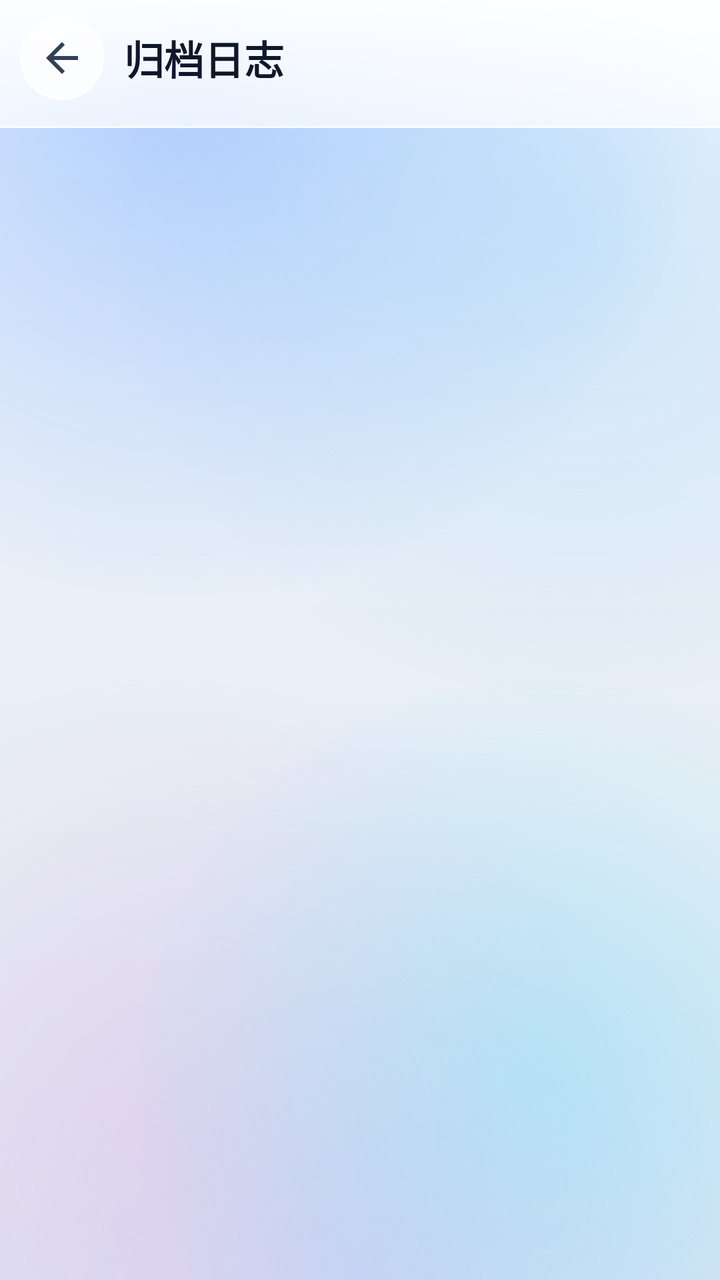
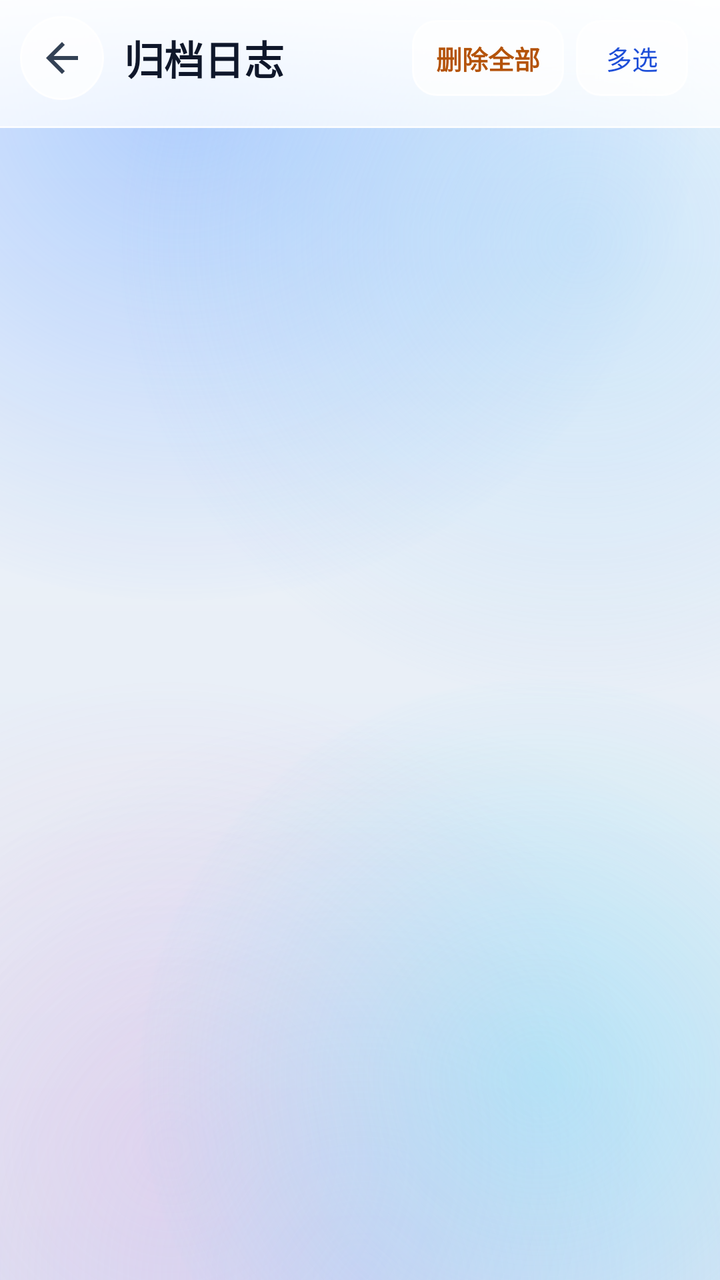

The first picture is an Android layout as it rendered before a commit; the second is the same layout after the commit. The layout source and the unified diff follow.
<!-- AndroidManifest.xml: application theme Theme.SmartSchedule -->
<!-- res/layout/activity_archive.xml -->
<?xml version="1.0" encoding="utf-8"?>
<FrameLayout xmlns:android="http://schemas.android.com/apk/res/android"
    xmlns:app="http://schemas.android.com/apk/res-auto"
    android:id="@+id/root"
    android:layout_width="match_parent"
    android:layout_height="match_parent">

    <include
        layout="@layout/view_acrylic_bg"
        android:layout_width="match_parent"
        android:layout_height="match_parent" />

    <LinearLayout
        android:layout_width="match_parent"
        android:layout_height="match_parent"
        android:orientation="vertical">

        <LinearLayout
            android:layout_width="match_parent"
            android:layout_height="wrap_content"
            android:background="@drawable/bg_acrylic_header"
            android:elevation="4dp"
            android:orientation="vertical"
            android:paddingBottom="14dp">

            <View
                android:id="@+id/statusBarSpace"
                android:layout_width="match_parent"
                android:layout_height="0dp" />

            <LinearLayout
                android:layout_width="match_parent"
                android:layout_height="wrap_content"
                android:gravity="center_vertical"
                android:orientation="horizontal"
                android:paddingStart="10dp"
                android:paddingTop="8dp"
                android:paddingEnd="16dp">

                <ImageButton
                    android:id="@+id/btnBack"
                    android:layout_width="42dp"
                    android:layout_height="42dp"
                    android:background="@drawable/bg_glass_circle"
                    android:contentDescription="@string/cancel"
                    android:padding="9dp"
                    android:src="@drawable/ic_back" />

                <TextView
                    android:layout_width="wrap_content"
                    android:layout_height="wrap_content"
                    android:layout_marginStart="10dp"
                    android:text="@string/archive_title"
                    android:textColor="@color/text_primary"
                    android:textSize="20sp"
                    android:textStyle="bold" />
            </LinearLayout>
        </LinearLayout>

        <TextView
            android:id="@+id/tvEmpty"
            android:layout_width="match_parent"
            android:layout_height="wrap_content"
            android:layout_marginTop="60dp"
            android:gravity="center"
            android:text="@string/archive_empty"
            android:textColor="@color/text_tertiary"
            android:textSize="14sp"
            android:visibility="gone" />

        <androidx.recyclerview.widget.RecyclerView
            android:id="@+id/rvArchive"
            android:layout_width="match_parent"
            android:layout_height="0dp"
            android:layout_weight="1"
            android:clipToPadding="false"
            android:overScrollMode="never"
            android:paddingTop="8dp"
            android:paddingBottom="20dp" />
    </LinearLayout>
</FrameLayout>
<!-- res/layout/view_acrylic_bg.xml (included above) -->
<?xml version="1.0" encoding="utf-8"?>
<FrameLayout xmlns:android="http://schemas.android.com/apk/res/android"
    android:layout_width="match_parent"
    android:layout_height="match_parent"
    android:background="@drawable/bg_acryl_page"
    android:clipChildren="true"
    android:importantForAccessibility="noHideDescendants">

    
    <View
        android:layout_width="520dp"
        android:layout_height="520dp"
        android:layout_gravity="top|start"
        android:layout_marginStart="-170dp"
        android:layout_marginTop="-220dp"
        android:background="@drawable/blob_blue" />

    
    <View
        android:layout_width="460dp"
        android:layout_height="460dp"
        android:layout_gravity="top|end"
        android:layout_marginTop="-110dp"
        android:layout_marginEnd="-160dp"
        android:background="@drawable/blob_sky" />

    
    <View
        android:layout_width="560dp"
        android:layout_height="560dp"
        android:layout_gravity="top|center_horizontal"
        android:layout_marginTop="360dp"
        android:background="@drawable/blob_indigo" />

    
    <View
        android:layout_width="470dp"
        android:layout_height="470dp"
        android:layout_gravity="bottom|start"
        android:layout_marginStart="-150dp"
        android:layout_marginBottom="-170dp"
        android:background="@drawable/blob_pink" />

    
    <View
        android:layout_width="400dp"
        android:layout_height="400dp"
        android:layout_gravity="bottom|end"
        android:layout_marginEnd="-110dp"
        android:layout_marginBottom="-100dp"
        android:background="@drawable/blob_cyan" />
</FrameLayout>
<!-- resources referenced by this layout -->
<resources>
  <color name="text_primary">#0F172A</color>
  <color name="text_tertiary">#8A95A8</color>
  <!-- drawable blob_blue (drawable) -->
  <?xml version="1.0" encoding="utf-8"?>
  <shape xmlns:android="http://schemas.android.com/apk/res/android"
      android:shape="oval">
      <gradient
          android:endColor="#005B9BFF"
          android:gradientRadius="265dp"
          android:startColor="@color/blob_blue"
          android:type="radial" />
  </shape>
  <!-- drawable blob_cyan (drawable) -->
  <?xml version="1.0" encoding="utf-8"?>
  <shape xmlns:android="http://schemas.android.com/apk/res/android"
      android:shape="oval">
      <gradient
          android:endColor="#0067E8F9"
          android:gradientRadius="210dp"
          android:startColor="@color/blob_cyan"
          android:type="radial" />
  </shape>
  <!-- drawable blob_indigo (drawable) -->
  <?xml version="1.0" encoding="utf-8"?>
  <shape xmlns:android="http://schemas.android.com/apk/res/android"
      android:shape="oval">
      <gradient
          android:endColor="#00A5B4FC"
          android:gradientRadius="285dp"
          android:startColor="@color/blob_indigo"
          android:type="radial" />
  </shape>
  <!-- drawable blob_pink (drawable) -->
  <?xml version="1.0" encoding="utf-8"?>
  <shape xmlns:android="http://schemas.android.com/apk/res/android"
      android:shape="oval">
      <gradient
          android:endColor="#00F9A8D4"
          android:gradientRadius="240dp"
          android:startColor="@color/blob_pink"
          android:type="radial" />
  </shape>
  <!-- drawable blob_sky (drawable) -->
  <?xml version="1.0" encoding="utf-8"?>
  <shape xmlns:android="http://schemas.android.com/apk/res/android"
      android:shape="oval">
      <gradient
          android:endColor="#0090CDF8"
          android:gradientRadius="235dp"
          android:startColor="@color/blob_sky"
          android:type="radial" />
  </shape>
  <!-- drawable ic_back (drawable) -->
  <vector xmlns:android="http://schemas.android.com/apk/res/android"
      android:width="24dp"
      android:height="24dp"
      android:viewportWidth="24"
      android:viewportHeight="24">
      <path
          android:fillColor="@color/icon_dark"
          android:pathData="M20,11H7.83l5.59,-5.59L12,4l-8,8 8,8 1.41,-1.41L7.83,13H20v-2z" />
  </vector>
  <string name="archive_empty">还没有归档的日程</string>
  <string name="archive_title">归档日志</string>
  <string name="cancel">取消</string>
  <style name="Theme.SmartSchedule" parent="Theme.SmartSchedule.Base" />
  <color name="acryl_base">#E9EFF7</color>
  <color name="acryl_base_bottom">#E3EAF4</color>
  <color name="acryl_base_top">#F4F8FD</color>
  <color name="glass_edge_hi">#B8FFFFFF</color>
  <color name="blob_blue">#705B9BFF</color>
  <color name="blob_cyan">#5267E8F9</color>
  <color name="blob_indigo">#5AA5B4FC</color>
  <color name="blob_pink">#38F9A8D4</color>
  <color name="blob_sky">#5C90CDF8</color>
  <color name="icon_dark">#334155</color>
  <color name="brand">#2563EB</color>
  <color name="white">#FFFFFF</color>
  <color name="brand_light">#EFF6FF</color>
  <color name="brand_dark">#1D4ED8</color>
  <color name="surface">#FFFFFF</color>
  <color name="text_secondary">#546077</color>
  <color name="stroke">#33FFFFFF</color>
  <!-- unchanged entries left out for length: 4 -->
</resources>

<!-- the commit's change to res/layout/activity_archive.xml (unified diff, before → after) -->
@@ -47,12 +47,104 @@
                     android:src="@drawable/ic_back" />
 
                 <TextView
-                    android:layout_width="wrap_content"
+                    android:layout_width="0dp"
                     android:layout_height="wrap_content"
                     android:layout_marginStart="10dp"
+                    android:layout_weight="1"
+                    android:ellipsize="end"
+                    android:maxLines="1"
                     android:text="@string/archive_title"
                     android:textColor="@color/text_primary"
                     android:textSize="20sp"
+                    android:textStyle="bold" />
+
+                <TextView
+                    android:id="@+id/btnDeleteAll"
+                    android:layout_width="wrap_content"
+                    android:layout_height="38dp"
+                    android:background="@drawable/bg_select_bar_btn"
+                    android:gravity="center"
+                    android:minWidth="64dp"
+                    android:paddingStart="12dp"
+                    android:paddingEnd="12dp"
+                    android:text="@string/action_delete_all"
+                    android:textColor="@color/warn"
+                    android:textSize="13sp"
+                    android:textStyle="bold" />
+
+                <TextView
+                    android:id="@+id/btnSelect"
+                    android:layout_width="wrap_content"
+                    android:layout_height="38dp"
+                    android:layout_marginStart="6dp"
+                    android:background="@drawable/bg_select_bar_btn"
+                    android:gravity="center"
+                    android:minWidth="56dp"
+                    android:paddingStart="12dp"
+                    android:paddingEnd="12dp"
+                    android:text="@string/action_multi_select"
+                    android:textColor="@color/brand_dark"
+                    android:textSize="13sp" />
+            </LinearLayout>
+
+            
+            <LinearLayout
+                android:id="@+id/selectBar"
+                android:layout_width="match_parent"
+                android:layout_height="wrap_content"
+                android:gravity="center_vertical"
+                android:orientation="horizontal"
+                android:paddingStart="10dp"
+                android:paddingTop="6dp"
+                android:paddingEnd="12dp"
+                android:visibility="gone">
+
+                <ImageButton
+                    android:id="@+id/btnSelectClose"
+                    android:layout_width="42dp"
+                    android:layout_height="42dp"
+                    android:background="@drawable/bg_glass_circle"
+                    android:contentDescription="@string/select_close"
+                    android:padding="9dp"
+                    android:src="@drawable/ic_back" />
+
+                <TextView
+                    android:id="@+id/tvSelectCount"
+                    android:layout_width="0dp"
+                    android:layout_height="wrap_content"
+                    android:layout_marginStart="12dp"
+                    android:layout_weight="1"
+                    android:text="@string/select_none"
+                    android:textColor="@color/text_primary"
+                    android:textSize="18sp"
+                    android:textStyle="bold" />
+
+                <TextView
+                    android:id="@+id/btnSelectAll"
+                    android:layout_width="wrap_content"
+                    android:layout_height="38dp"
+                    android:background="@drawable/bg_select_bar_btn"
+                    android:gravity="center"
+                    android:minWidth="64dp"
+                    android:paddingStart="12dp"
+                    android:paddingEnd="12dp"
+                    android:text="@string/select_all"
+                    android:textColor="@color/brand_dark"
+                    android:textSize="13.5sp" />
+
+                <TextView
+                    android:id="@+id/btnSelectDelete"
+                    android:layout_width="wrap_content"
+                    android:layout_height="38dp"
+                    android:layout_marginStart="8dp"
+                    android:background="@drawable/bg_select_bar_btn"
+                    android:gravity="center"
+                    android:minWidth="64dp"
+                    android:paddingStart="12dp"
+                    android:paddingEnd="12dp"
+                    android:text="@string/select_bar_delete"
+                    android:textColor="@color/warn"
+                    android:textSize="13.5sp"
                     android:textStyle="bold" />
             </LinearLayout>
         </LinearLayout>
<!-- resource entries referenced after the edit -->
@@ -2,6 +2,21 @@
 <resources>
   <color name="text_primary">#0F172A</color>
   <color name="text_tertiary">#8A95A8</color>
+  <color name="warn">#B45309</color>
+  <!-- drawable bg_select_bar_btn (drawable) -->
+  <?xml version="1.0" encoding="utf-8"?>
+  <ripple xmlns:android="http://schemas.android.com/apk/res/android"
+      android:color="#260F172A">
+      <item>
+          <shape android:shape="rectangle">
+              <solid android:color="#B8FFFFFF" />
+              <corners android:radius="12dp" />
+              <stroke
+                  android:width="1dp"
+                  android:color="#E6FFFFFF" />
+          </shape>
+      </item>
+  </ripple>
   <!-- drawable blob_blue (drawable) -->
   <?xml version="1.0" encoding="utf-8"?>
   <shape xmlns:android="http://schemas.android.com/apk/res/android"
@@ -62,9 +77,15 @@
           android:fillColor="@color/icon_dark"
           android:pathData="M20,11H7.83l5.59,-5.59L12,4l-8,8 8,8 1.41,-1.41L7.83,13H20v-2z" />
   </vector>
+  <string name="action_delete_all">删除全部</string>
+  <string name="action_multi_select">多选</string>
   <string name="archive_empty">还没有归档的日程</string>
   <string name="archive_title">归档日志</string>
   <string name="cancel">取消</string>
+  <string name="select_all">全选</string>
+  <string name="select_bar_delete">删除</string>
+  <string name="select_close">退出多选</string>
+  <string name="select_none">未选择</string>
   <style name="Theme.SmartSchedule" parent="Theme.SmartSchedule.Base" />
   <color name="acryl_base">#E9EFF7</color>
   <color name="acryl_base_bottom">#E3EAF4</color>
